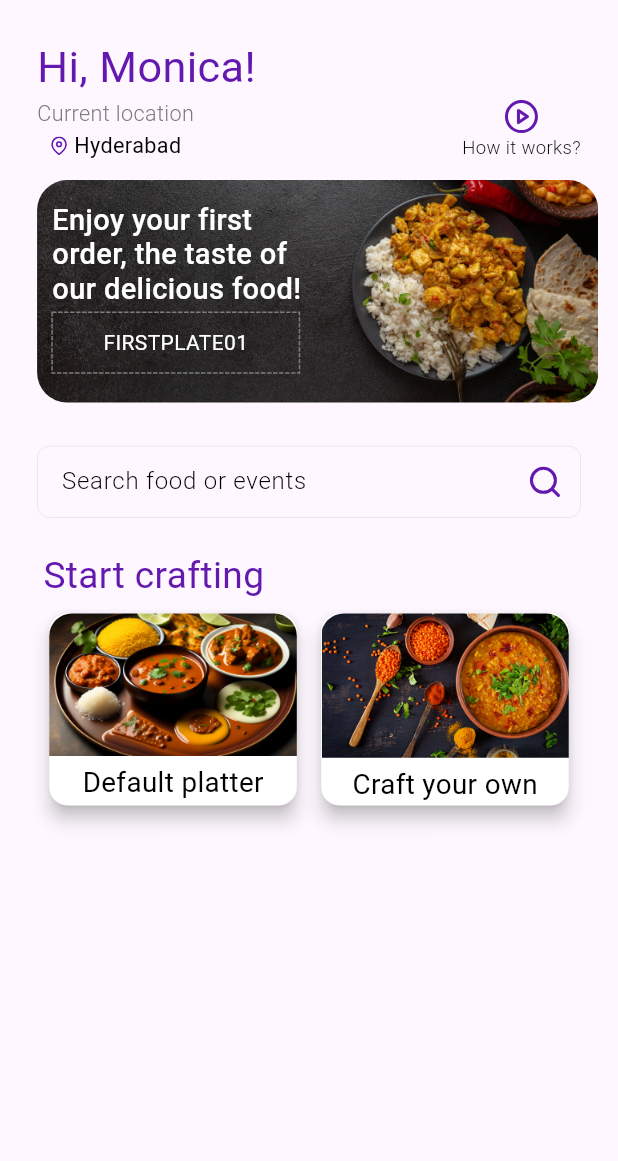
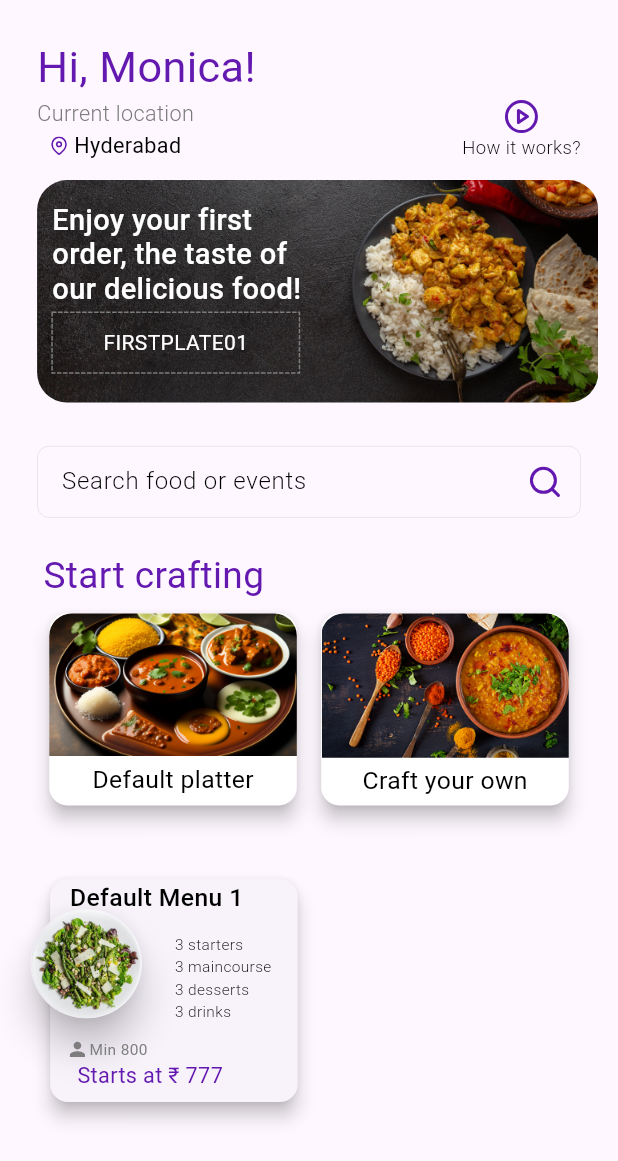
Before and after one commit to Utkarsh4517/craftmyplate-ui, a Flutter app: the HomePage screen opened directly, on a phone screen of 412 x 824 dp. Shown: the top 1161 px of the screen. Run offline on Flutter 3.47's test engine with Material 2 defaults, Android fonts, the phone set to English and light mode, and no system bars; drawn by our look-alikes of dotted_border; our stand-ins replace feather_icons, firebase_auth, firebase_core, flutter_svg, shared_preferences, smooth_page_indicator; accounts and stored records are empty; Roboto replaces fonts that are missing (Lexend).

Commit message:
created default menu container

```diff
--- a/lib/constants/images.dart
+++ b/lib/constants/images.dart
@@ -5,7 +5,10 @@ const page1svg = "assets/svgs/intro_page1.svg";
 const page2svg = "assets/svgs/intro_page2.svg";
 const page3svg = "assets/svgs/intro_page3.svg";
 const loginPageSvg = "assets/svgs/login_page.svg";
+const userPic = "assets/svgs/user.svg";
 
 const offer1png = "assets/pngs/offer1.png";
 const defaultPlatter = 'assets/pngs/default_platter.png';
 const craftYourOwn = 'assets/pngs/craft_your_own.png';
+const defaultMenu = 'assets/pngs/default_menu.png';
+const defaultMenu1 = 'assets/pngs/default_menu 1.png';
--- /dev/null
+++ b/lib/screens/homepage/default_menu.dart
@@ -0,0 +1,138 @@
+import 'package:craftmyplate/constants/colors.dart';
+import 'package:craftmyplate/constants/constraints.dart';
+import 'package:craftmyplate/constants/images.dart';
+import 'package:feather_icons/feather_icons.dart';
+import 'package:flutter/material.dart';
+import 'package:flutter_svg/flutter_svg.dart';
+
+class DefaultMenu extends StatelessWidget {
+  final String text;
+  const DefaultMenu({
+    required this.text,
+    super.key,
+  });
+
+  @override
+  Widget build(BuildContext context) {
+    return Container(
+      margin: EdgeInsets.symmetric(horizontal: getScreenWidth(context) * 0.04),
+      width: getScreenWidth(context) * 0.5,
+      height: getScreenWidth(context) * 0.5,
+      child: Stack(
+        children: [
+          Positioned(
+            right: 20,
+            // bottom: 100,
+            child: SizedBox(
+              width: getScreenWidth(context) * 0.42,
+              height: getScreenWidth(context) * 0.38,
+              child: const Card(
+                surfaceTintColor: whiteColor,
+                elevation: 5,
+              ),
+            ),
+          ),
+          Positioned(
+            top: 20,
+            left: 0,
+            child: Card(
+              elevation: 10,
+              surfaceTintColor: whiteColor,
+              shape: RoundedRectangleBorder(
+                  borderRadius:
+                      BorderRadius.circular(getScreenWidth(context) * 0.42)),
+              child: Image.asset(
+                defaultMenu,
+                width: getScreenWidth(context) * 0.18,
+              ),
+            ),
+          ),
+
+          // default menu text
+          Positioned(
+            top: 5,
+            left: 30,
+            child: Text(
+              text,
+              style: TextStyle(
+                  color: blackColor,
+                  fontFamily: 'Lexend',
+                  fontWeight: FontWeight.w500,
+                  fontSize: getScreenWidth(context) * 0.04),
+            ),
+          ),
+
+          // details text
+          Positioned(
+            top: 40,
+            left: 100,
+            child: Column(
+              crossAxisAlignment: CrossAxisAlignment.start,
+              children: [
+                Text('3 starters',
+                    style: TextStyle(
+                        color: blackColor,
+                        fontFamily: 'Lexend',
+                        fontWeight: FontWeight.w300,
+                        fontSize: getScreenWidth(context) * 0.025)),
+                Text('3 maincourse',
+                    style: TextStyle(
+                        color: blackColor,
+                        fontFamily: 'Lexend',
+                        fontWeight: FontWeight.w300,
+                        fontSize: getScreenWidth(context) * 0.025)),
+                Text('3 desserts',
+                    style: TextStyle(
+                        color: blackColor,
+                        fontFamily: 'Lexend',
+                        fontWeight: FontWeight.w300,
+                        fontSize: getScreenWidth(context) * 0.025)),
+                Text('3 drinks',
+                    style: TextStyle(
+                        color: blackColor,
+                        fontFamily: 'Lexend',
+                        fontWeight: FontWeight.w300,
+                        fontSize: getScreenWidth(context) * 0.025)),
+              ],
+            ),
+          ),
+
+          // minimum
+          Positioned(
+            top: 110,
+            left: 30,
+            child: Row(
+              mainAxisAlignment: MainAxisAlignment.spaceEvenly,
+              children: [
+                SvgPicture.asset(
+                  userPic,
+                  width: getScreenWidth(context) * 0.025,
+                ),
+                Text(
+                  ' Min 800',
+                  style: TextStyle(
+                      fontFamily: 'Lexend',
+                      color: const Color(0xFF7E7E7E),
+                      fontWeight: FontWeight.w400,
+                      fontSize: getScreenWidth(context) * 0.025),
+                )
+              ],
+            ),
+          ),
+
+          Positioned(
+            top: 125,
+            left: 35,
+              child: Text(
+            'Starts at ₹ 777',
+            style: TextStyle(
+                color: purpleColor,
+                fontWeight: FontWeight.w400,
+                fontFamily: 'Lexend',
+                fontSize: getScreenWidth(context) * 0.035),
+          ))
+        ],
+      ),
+    );
+  }
+}
--- a/lib/screens/homepage/homepage.dart
+++ b/lib/screens/homepage/homepage.dart
@@ -1,6 +1,7 @@
 import 'package:craftmyplate/constants/colors.dart';
 import 'package:craftmyplate/constants/constraints.dart';
 import 'package:craftmyplate/constants/images.dart';
+import 'package:craftmyplate/screens/homepage/default_menu.dart';
 import 'package:craftmyplate/screens/homepage/offer_list_tile.dart';
 import 'package:craftmyplate/screens/homepage/platters.dart';
 import 'package:feather_icons/feather_icons.dart';
@@ -187,7 +188,10 @@ class _HomePageState extends State<HomePage> {
                   Platter(text: 'Craft your own', img: craftYourOwn)
                 ],
               ),
-            )
+            ),
+            SizedBox(height: getScreenWidth(context) * 0.1),
+
+            DefaultMenu(text: 'Default Menu 1')
           ],
         ),
       ),
--- a/lib/screens/homepage/platters.dart
+++ b/lib/screens/homepage/platters.dart
@@ -34,7 +34,7 @@ class Platter extends StatelessWidget {
                   color: blackColor,
                   fontFamily: 'Lexend',
                   fontWeight: FontWeight.w400,
-                  fontSize: getScreenWidth(context) * 0.045),
+                  fontSize: getScreenWidth(context) * 0.04),
             )
           ],
         ),
```
Also changed, not shown: assets/pngs/default_menu 1.png (added), assets/pngs/default_menu.png (added), assets/svgs/user.svg (added).
